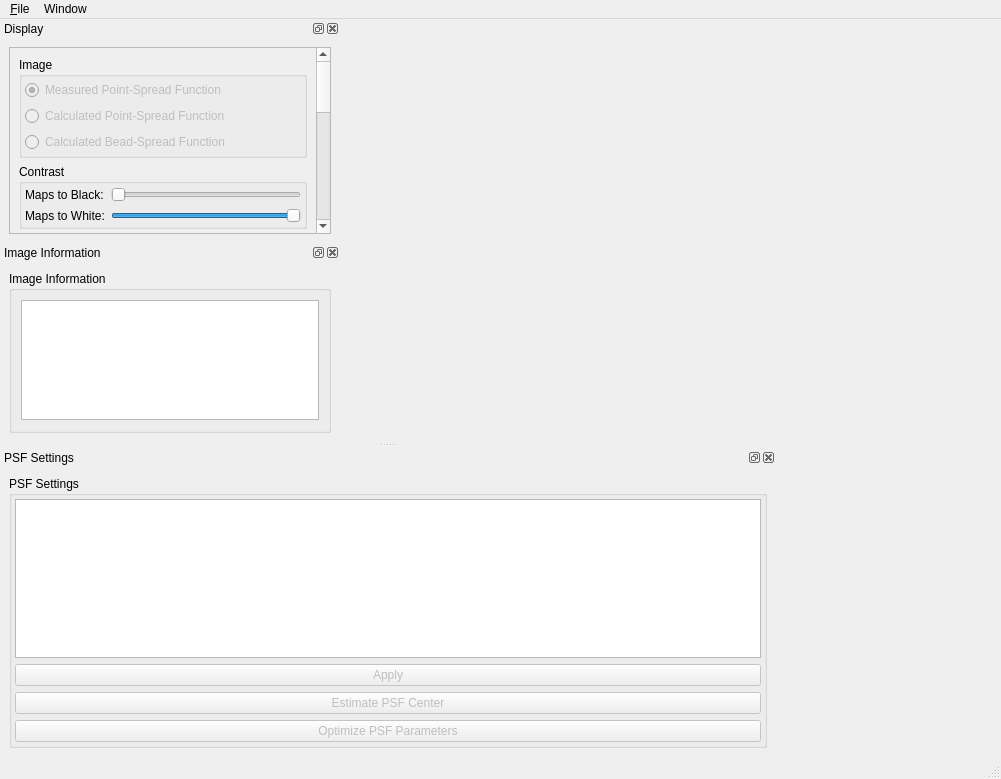
Above: apps/VisualPSFOptimizer/VisualPSFOptimizer.ui from CISMM/PSFEstimator before the change. Below: the same form after it.
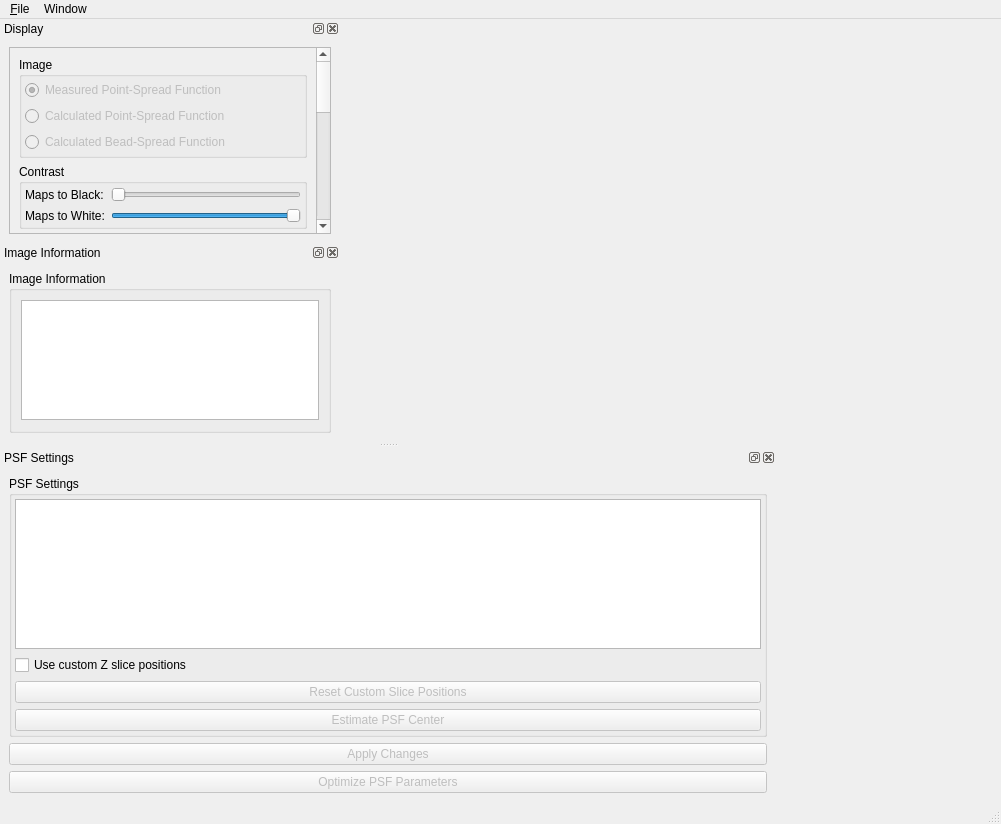
That is the form after the change. Custom widgets are drawn as their Qt base class.

```diff
--- a/apps/VisualPSFOptimizer/VisualPSFOptimizer.ui
+++ b/apps/VisualPSFOptimizer/VisualPSFOptimizer.ui
@@ -7,7 +7,7 @@
     <x>0</x>
     <y>0</y>
     <width>1001</width>
-    <height>778</height>
+    <height>823</height>
    </rect>
   </property>
   <property name="sizePolicy">
@@ -670,7 +670,7 @@
    <property name="minimumSize">
     <size>
      <width>340</width>
-     <height>309</height>
+     <height>354</height>
     </size>
    </property>
    <property name="allowedAreas">
@@ -728,15 +728,19 @@
          </widget>
         </item>
         <item>
-         <widget class="QPushButton" name="applyButton">
+         <widget class="QCheckBox" name="useCustomZSlicePositions">
+          <property name="text">
+           <string>Use custom Z slice positions</string>
+          </property>
+         </widget>
+        </item>
+        <item>
+         <widget class="QPushButton" name="resetCustomSlicePositionsButton">
           <property name="enabled">
            <bool>false</bool>
           </property>
           <property name="text">
-           <string>Apply</string>
-          </property>
-          <property name="checkable">
-           <bool>false</bool>
+           <string>Reset Custom Slice Positions</string>
           </property>
          </widget>
         </item>
@@ -750,6 +754,22 @@
           </property>
          </widget>
         </item>
+       </layout>
+      </widget>
+     </item>
+     <item>
+      <widget class="QPushButton" name="applyButton">
+       <property name="enabled">
+        <bool>false</bool>
+       </property>
+       <property name="text">
+        <string>Apply Changes</string>
+       </property>
+       <property name="checkable">
+        <bool>false</bool>
+       </property>
+      </widget>
+     </item>
         <item>
          <widget class="QPushButton" name="optimizePSFParametersButton">
           <property name="enabled">
@@ -758,9 +778,6 @@
           <property name="text">
            <string>Optimize PSF Parameters</string>
           </property>
-         </widget>
-        </item>
-       </layout>
       </widget>
      </item>
     </layout>
```
Lines whose indentation alone changed are shown as unchanged.
